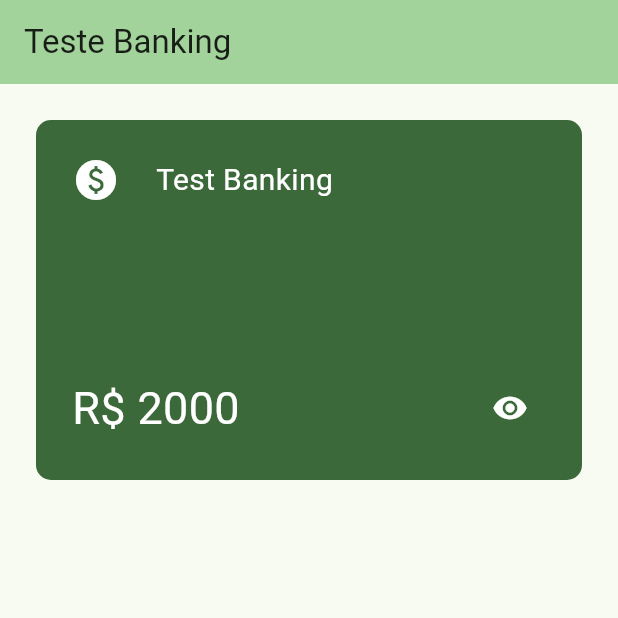
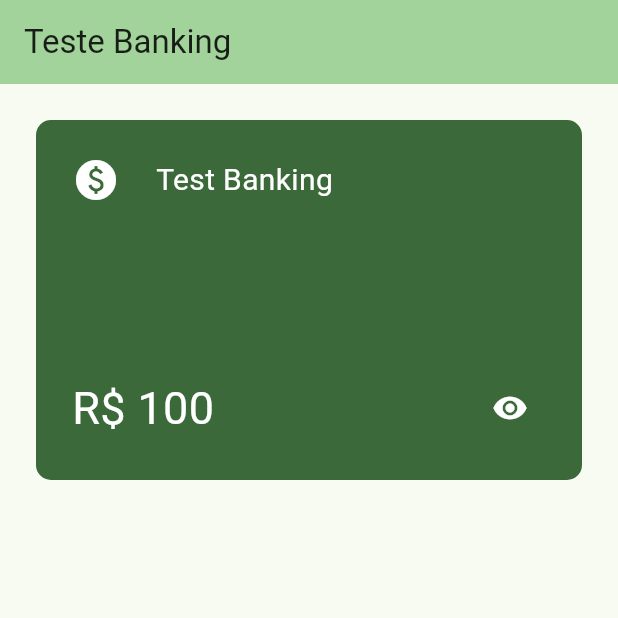
Before and after one commit to rafael-p-s/test_bank, a Flutter app: the screen it shows after launch, after a tap on the "visibility off" icon, on a phone screen of 412 x 824 dp, the top half of it. Run offline on Flutter 3.47's test engine with Material 3 defaults, Android fonts, the phone set to English and light mode, and no system bars.

Commit message:
Estudando o codigo.

```diff
--- a/lib/main.dart
+++ b/lib/main.dart
@@ -30,12 +30,14 @@ class MyHomePage extends StatefulWidget {
 }
 
 class _MyHomePageState extends State<MyHomePage> {
-  int _money = 2000;
+  int _money = 100;
   bool _isVisible = false;
 
-  void _sacarDinheiro(int valor) {
+  void _sacarDinheiro (int valor) {
     setState(() {
-      _money -= valor;
+      if (_money - valor >= 0) {
+        _money -= valor;
+      }
     });
   }
 
@@ -99,7 +101,8 @@ class _MyHomePageState extends State<MyHomePage> {
                               'R\$ ${_isVisible ? _money : '******'}',
                               style: TextStyle(
                                 fontSize: 30,
-                                color: Theme.of(context).colorScheme.onPrimary,
+                                // color: Theme.of(context).colorScheme.onPrimary,
+                                color: _money >=1 ? Theme.of(context).colorScheme.onPrimary : const Color.fromARGB(255, 218, 31, 18),
                               ),
                             ),
                             IconButton(
```
Also changed, not shown: pubspec.lock.
